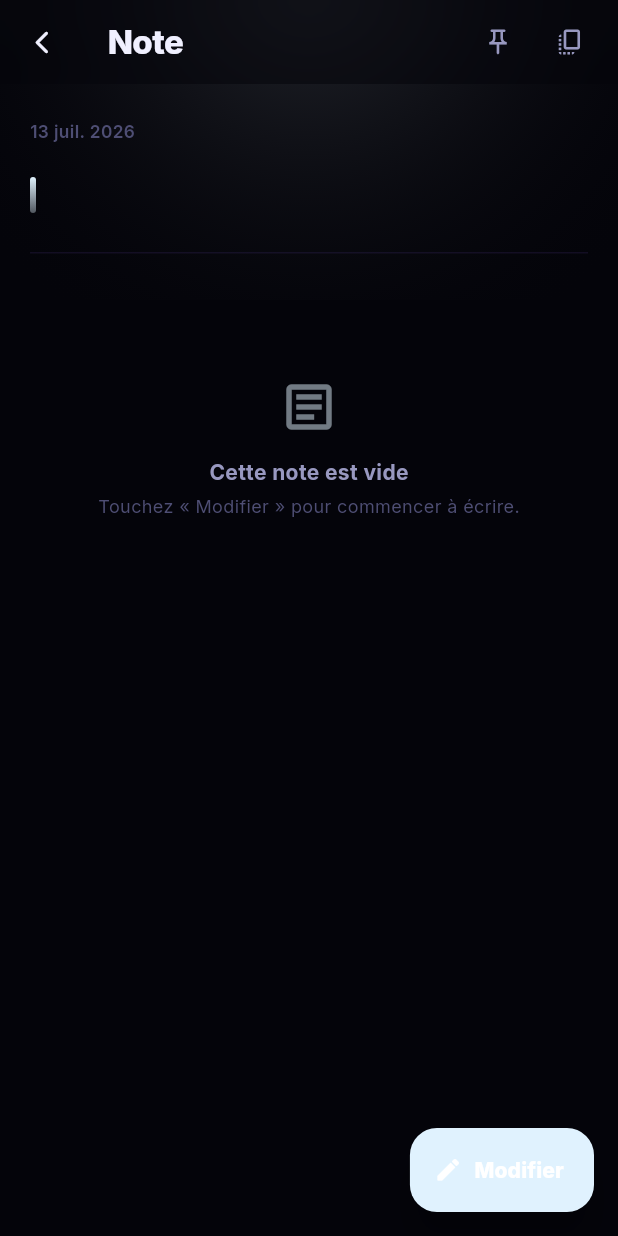
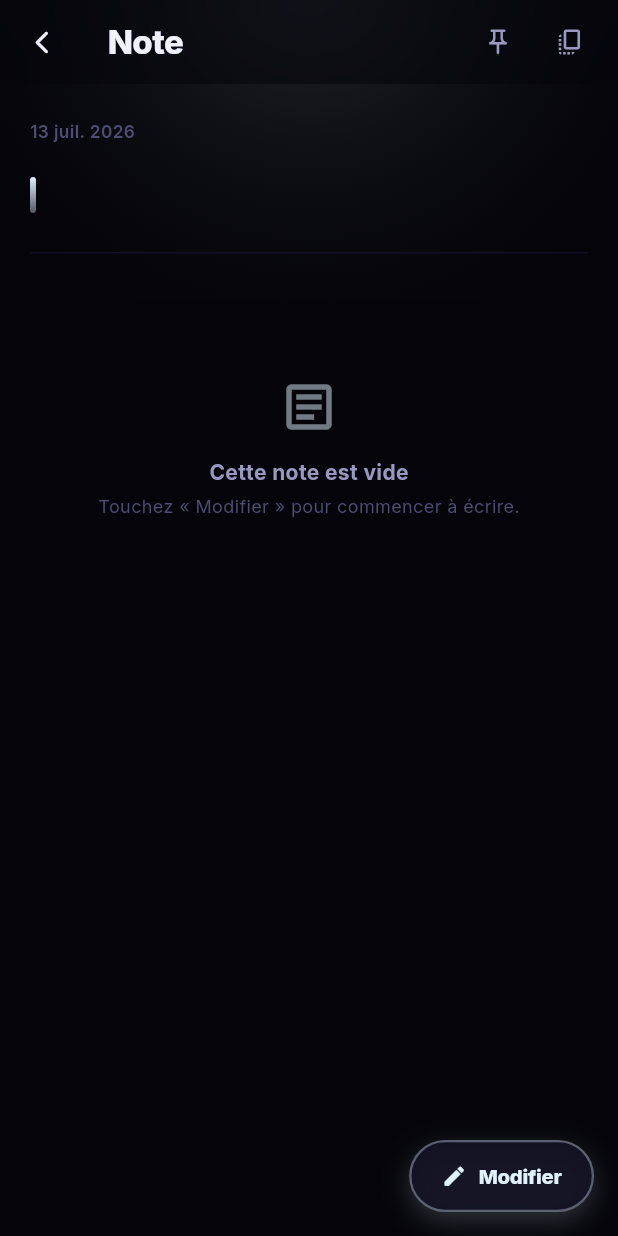
Before and after one commit to RayenMestiri/EduFocus_mobile_app, a Flutter app: the NoteDetailScreen screen opened directly with empty values, on a phone screen of 412 x 824 dp. Run offline on Flutter 3.47's test engine with Material 3 defaults, Android fonts, the phone set to English and light mode, and no system bars; our stand-ins replace audioplayers, dio, flutter_riverpod, flutter_secure_storage, go_router, google_fonts and 1 more; accounts and stored records are empty.

Commit message:
Redesign: Fixed 48px right overflow and styled note action buttons

```diff
--- a/lib/features/study_hub/presentation/screens/note_detail_screen.dart
+++ b/lib/features/study_hub/presentation/screens/note_detail_screen.dart
@@ -235,18 +235,43 @@ class _NoteDetailScreenState extends ConsumerState<NoteDetailScreen> {
       ),
       floatingActionButton: _editMode
           ? null
-          : FloatingActionButton.extended(
-              heroTag: 'note-edit',
-              onPressed: () {
+          : GestureDetector(
+              onTap: () {
                 _initForm();
                 setState(() => _editMode = true);
               },
-              backgroundColor: _accent,
-              foregroundColor: Colors.white,
-              elevation: 10,
-              shape: RoundedRectangleBorder(borderRadius: BorderRadius.circular(18)),
-              icon: const Icon(Icons.edit_rounded, size: 19),
-              label: const Text('Modifier', style: TextStyle(fontWeight: FontWeight.w800)),
+              child: Container(
+                height: 48,
+                padding: const EdgeInsets.symmetric(horizontal: 20),
+                decoration: BoxDecoration(
+                  color: AppColors.surfaceGlass,
+                  borderRadius: BorderRadius.circular(24),
+                  border: Border.all(color: _accent.withValues(alpha: .35), width: 1.5),
+                  boxShadow: [
+                    BoxShadow(
+                      color: _accent.withValues(alpha: 0.2),
+                      blurRadius: 16,
+                      offset: const Offset(0, 6),
+                    ),
+                  ],
+                ),
+                child: Row(
+                  mainAxisSize: MainAxisSize.min,
+                  children: [
+                    Icon(Icons.edit_rounded, size: 17, color: _accent),
+                    const SizedBox(width: 8),
+                    Text(
+                      'Modifier',
+                      style: GoogleFonts.inter(
+                        color: _accent,
+                        fontSize: 13.5,
+                        fontWeight: FontWeight.w800,
+                        letterSpacing: -0.2,
+                      ),
+                    ),
+                  ],
+                ),
+              ),
             ),
     );
   }
@@ -286,19 +311,24 @@ class _NoteDetailScreenState extends ConsumerState<NoteDetailScreen> {
                     else
                       Padding(
                         padding: const EdgeInsets.only(right: 12),
-                        child: FilledButton(
+                        child: TextButton(
                           onPressed: _saveEdits,
-                          style: FilledButton.styleFrom(
-                            backgroundColor: _accent,
-                            minimumSize: const Size(0, 38),
-                            padding: const EdgeInsets.symmetric(horizontal: 16),
+                          style: TextButton.styleFrom(
+                            backgroundColor: _accent.withValues(alpha: .15),
+                            foregroundColor: _accent,
+                            padding: const EdgeInsets.symmetric(horizontal: 16, vertical: 8),
                             shape: RoundedRectangleBorder(
                               borderRadius: BorderRadius.circular(12),
+                              side: BorderSide(color: _accent.withValues(alpha: .35), width: 1.2),
                             ),
                           ),
-                          child: const Text(
+                          child: Text(
                             'Enregistrer',
-                            style: TextStyle(fontWeight: FontWeight.w800, fontSize: 13),
+                            style: GoogleFonts.inter(
+                              fontWeight: FontWeight.w800,
+                              fontSize: 13,
+                              letterSpacing: -0.2,
+                            ),
                           ),
                         ),
                       ),
@@ -341,16 +371,17 @@ class _NoteDetailScreenState extends ConsumerState<NoteDetailScreen> {
       padding: const EdgeInsets.fromLTRB(20, 80, 20, 120),
       children: [
         // ── Meta row ──
-        Row(
+        Wrap(
+          spacing: 12,
+          runSpacing: 8,
+          crossAxisAlignment: WrapCrossAlignment.center,
           children: [
-            if (_isPinned) ...[
+            if (_isPinned)
               _MetaPill(
                 icon: Icons.push_pin_rounded,
                 label: 'Épinglée',
                 color: AppColors.yellow,
               ),
-              const SizedBox(width: 8),
-            ],
             if (note.createdAt != null)
               Text(
                 _formatDate(note.updatedAt ?? note.createdAt!),
@@ -360,10 +391,9 @@ class _NoteDetailScreenState extends ConsumerState<NoteDetailScreen> {
                   fontWeight: FontWeight.w600,
                 ),
               ),
-            const Spacer(),
             if (words > 0)
               Text(
-                '$words mots · $readMins min',
+                '·  $words mots  ·  $readMins min',
                 style: const TextStyle(
                   color: AppColors.textMuted,
                   fontSize: 11.5,
```
